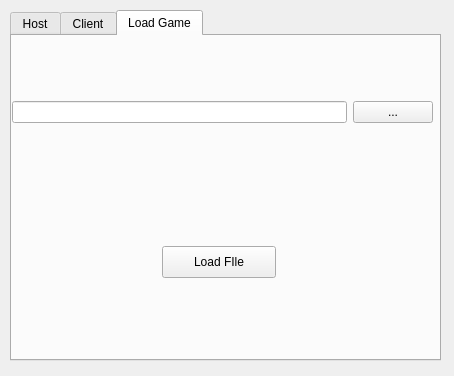
The window that Week2/newgamedialog.ui (jiegec/codingterm) describes before a commit, drawn with Qt 5.
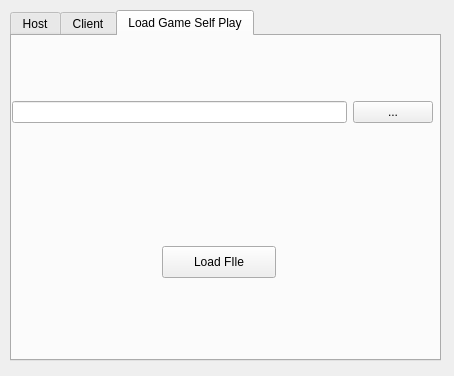
The same window after the commit. The open tabs and pages were chosen to show the change.

Commit message: Allow loading game when competing

Patch:
```diff
--- a/Week2/newgamedialog.ui
+++ b/Week2/newgamedialog.ui
@@ -196,7 +196,7 @@
    </widget>
    <widget class="QWidget" name="load">
     <attribute name="title">
-     <string>Load Game</string>
+     <string>Load Game Self Play</string>
     </attribute>
     <widget class="QPushButton" name="pushButton">
      <property name="geometry">
```
Left out of the diff: 4 changed lines with no effect on the pictures. The commit also changes 5 other files.
